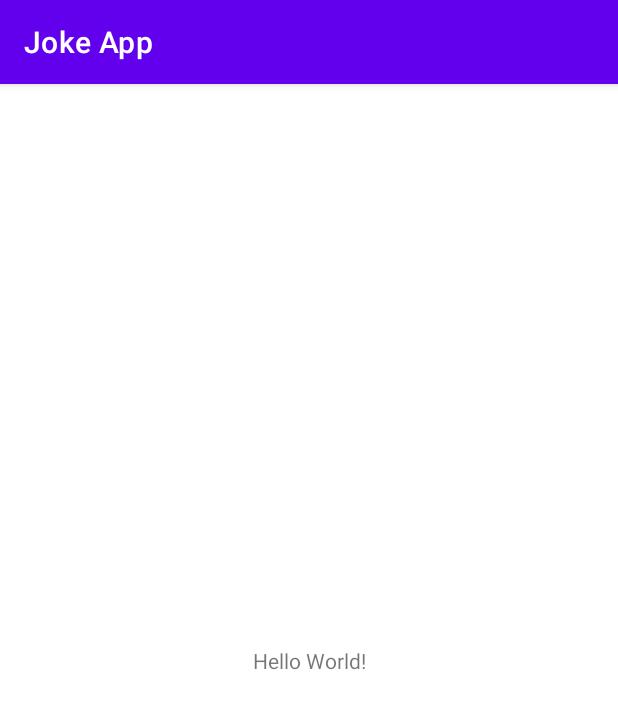
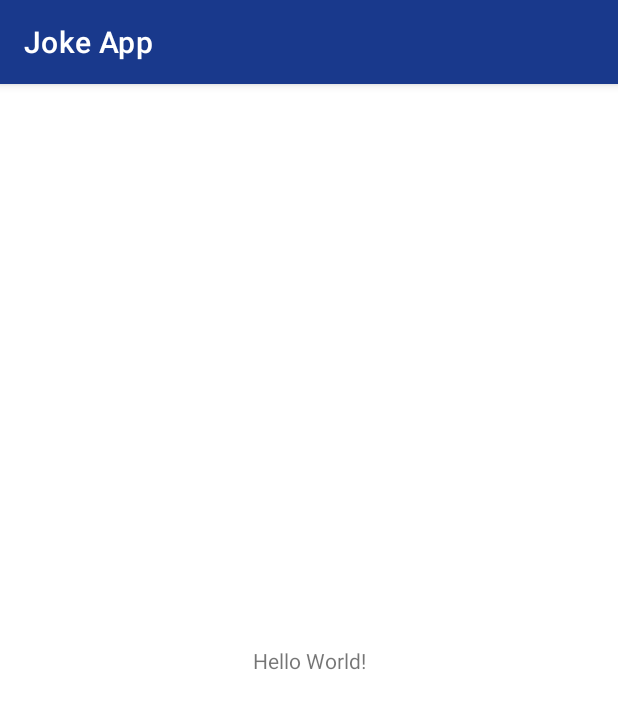
Before and after one commit to keithchad/joke-app, an Android app: the screen it shows after launch (MainActivity), on a phone screen of 412 x 824 dp. Shown: the top 709 px of the screen. Run offline under Robolectric (Android 15) with nearby library versions, the phone set to English and light mode, and no system bars.

Commit message:
adding assets, fonts and changing colors

```diff
--- a/app/src/main/res/values-night/themes.xml
+++ b/app/src/main/res/values-night/themes.xml
@@ -2,13 +2,13 @@
     <!-- Base application theme. -->
     <style name="Theme.JokeApp" parent="Theme.MaterialComponents.DayNight.DarkActionBar">
         <!-- Primary brand color. -->
-        <item name="colorPrimary">@color/purple_200</item>
-        <item name="colorPrimaryVariant">@color/purple_700</item>
-        <item name="colorOnPrimary">@color/black</item>
+        <item name="colorPrimary">@color/blue_200</item>
+        <item name="colorPrimaryVariant">@color/blue_700</item>
+        <item name="colorOnPrimary">@color/colorBlack</item>
         <!-- Secondary brand color. -->
-        <item name="colorSecondary">@color/teal_200</item>
-        <item name="colorSecondaryVariant">@color/teal_200</item>
-        <item name="colorOnSecondary">@color/black</item>
+        <item name="colorSecondary">@color/red_200</item>
+        <item name="colorSecondaryVariant">@color/red_200</item>
+        <item name="colorOnSecondary">@color/colorBlack</item>
         <!-- Status bar color. -->
         <item name="android:statusBarColor" tools:targetApi="l">?attr/colorPrimaryVariant</item>
         <!-- Customize your theme here. -->
--- a/app/src/main/res/values/colors.xml
+++ b/app/src/main/res/values/colors.xml
@@ -1,10 +1,11 @@
 <?xml version="1.0" encoding="utf-8"?>
 <resources>
-    <color name="purple_200">#FFBB86FC</color>
-    <color name="purple_500">#FF6200EE</color>
-    <color name="purple_700">#FF3700B3</color>
-    <color name="teal_200">#FF03DAC5</color>
-    <color name="teal_700">#FF018786</color>
-    <color name="black">#FF000000</color>
-    <color name="white">#FFFFFFFF</color>
+    <color name="blue_200">#19398C</color>
+    <color name="blue_500">#19398C</color>
+    <color name="blue_700">#19398C</color>
+    <color name="red_200">#8C1919</color>
+    <color name="red_700">#8C1919</color>
+
+    <color name="colorBlack">#FF000000</color>
+    <color name="colorWhite">#FFFFFFFF</color>
 </resources>
--- a/app/src/main/res/values/themes.xml
+++ b/app/src/main/res/values/themes.xml
@@ -2,13 +2,13 @@
     <!-- Base application theme. -->
     <style name="Theme.JokeApp" parent="Theme.MaterialComponents.DayNight.DarkActionBar">
         <!-- Primary brand color. -->
-        <item name="colorPrimary">@color/purple_500</item>
-        <item name="colorPrimaryVariant">@color/purple_700</item>
-        <item name="colorOnPrimary">@color/white</item>
+        <item name="colorPrimary">@color/blue_500</item>
+        <item name="colorPrimaryVariant">@color/blue_700</item>
+        <item name="colorOnPrimary">@color/colorWhite</item>
         <!-- Secondary brand color. -->
-        <item name="colorSecondary">@color/teal_200</item>
-        <item name="colorSecondaryVariant">@color/teal_700</item>
-        <item name="colorOnSecondary">@color/black</item>
+        <item name="colorSecondary">@color/red_200</item>
+        <item name="colorSecondaryVariant">@color/red_700</item>
+        <item name="colorOnSecondary">@color/colorBlack</item>
         <!-- Status bar color. -->
         <item name="android:statusBarColor" tools:targetApi="l">?attr/colorPrimaryVariant</item>
         <!-- Customize your theme here. -->
```
Also changed, not shown: app/src/main/res/drawable/no_internet.png (added), app/src/main/res/font/ubuntu_bold.ttf (added), app/src/main/res/font/ubuntu_medium.ttf (added).
